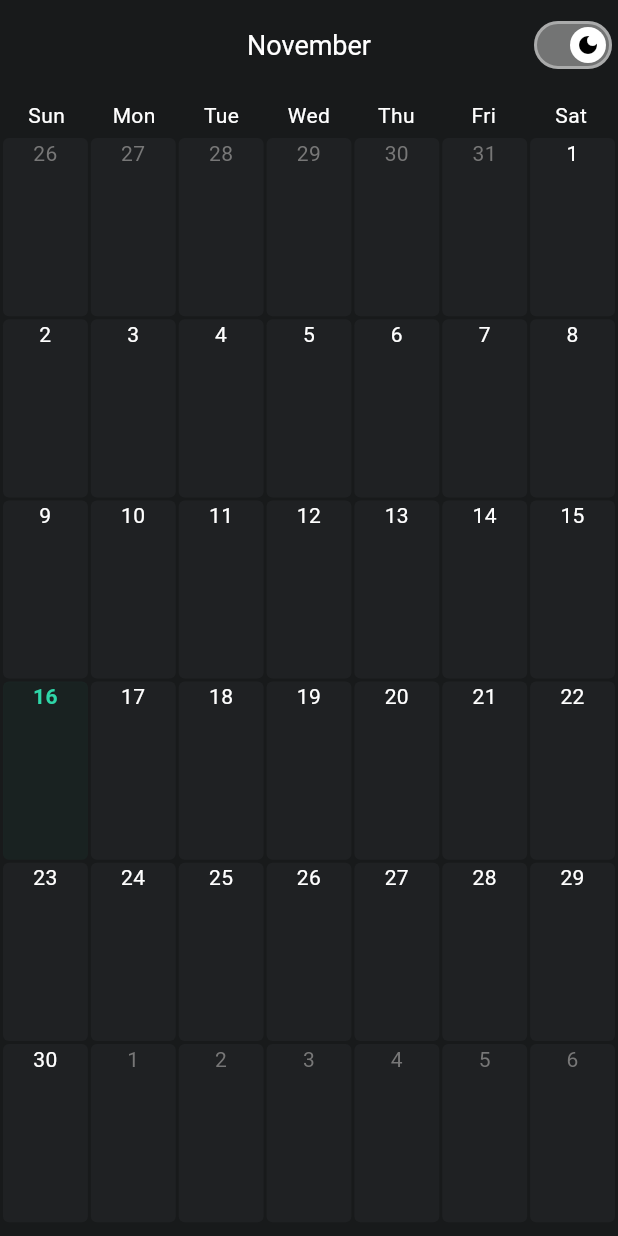
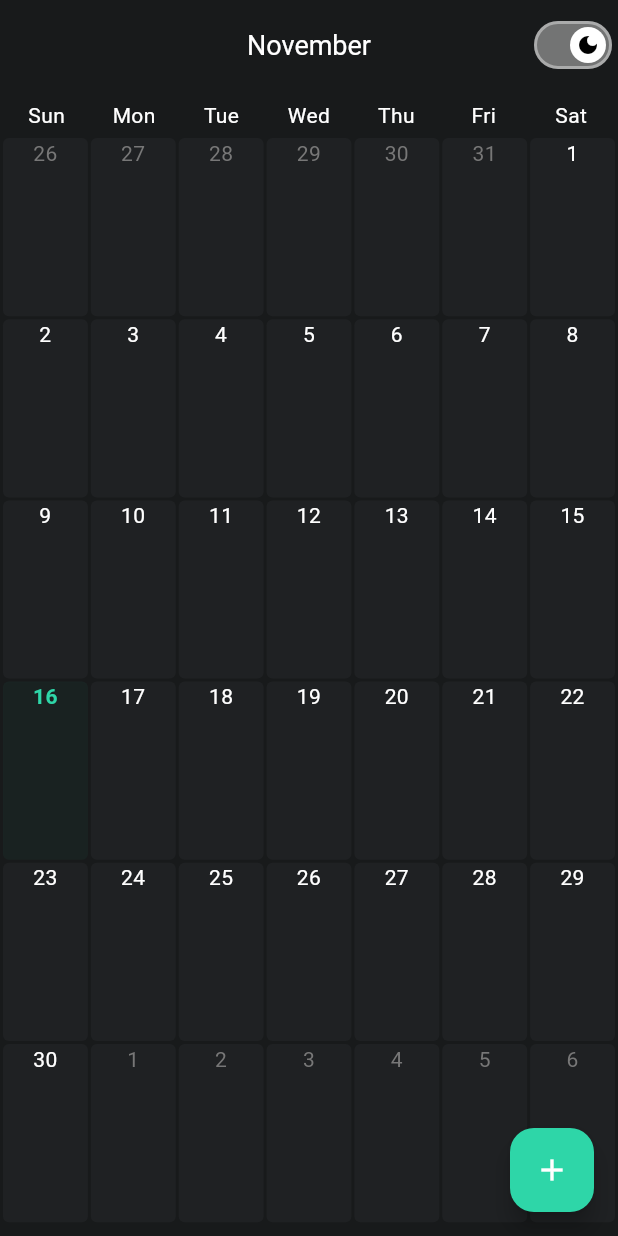
Before and after one commit to trieu-dev/watch-my-cash-flow, a Flutter app: the screen it shows after launch, on a phone screen of 412 x 824 dp. Run offline on Flutter 3.47's test engine with Material 3 defaults, Android fonts, the phone set to English and light mode, and no system bars; our stand-ins replace drift, get; missing offline and left inert: nanoid2; accounts and stored records are empty; generated files the repository leaves out were written again.

Commit message:
Update database and layout of the entries

```diff
--- /dev/null
+++ b/watch_my_cash_flow/devtools_options.yaml
@@ -0,0 +1,3 @@
+description: This file stores settings for Dart & Flutter DevTools.
+documentation: https://docs.flutter.dev/tools/devtools/extensions#configure-extension-enablement-states
+extensions:
--- /dev/null
+++ b/watch_my_cash_flow/lib/data/model/cash_flow_entry.dart
@@ -0,0 +1,25 @@
+class CashFlowEntry {
+  final String id;
+  final DateTime date;
+  final double amount;
+  final String categoryId;
+  final String? note;
+
+  CashFlowEntry({
+    required this.id,
+    required this.date,
+    required this.amount,
+    required this.categoryId,
+    this.note,
+  });
+
+  factory CashFlowEntry.fromMap(Map<String, dynamic> map) {
+    return CashFlowEntry(
+      id: map['id'],
+      date: DateTime.parse(map['date']),
+      amount: map['amount'],
+      categoryId: map['categoryId'],
+      note: map['note'],
+    );
+  }
+}
--- a/watch_my_cash_flow/lib/main.dart
+++ b/watch_my_cash_flow/lib/main.dart
@@ -1,8 +1,10 @@
 import 'package:flutter/material.dart';
 import 'package:get/get.dart';
+import 'package:watch_my_cash_flow/data/database/app_database.dart';
 import 'package:watch_my_cash_flow/main_page.dart';
 
 void main() {
+  initDatabase();
   runApp(const MyApp());
 }
 
@@ -15,19 +17,40 @@ class MyApp extends StatelessWidget {
     return GetMaterialApp(
       title: 'Flutter Demo',
       darkTheme: ThemeData(
-        brightness: Brightness.dark,
-        scaffoldBackgroundColor: Color(0xFF181A1B),
         appBarTheme: AppBarTheme(
           backgroundColor: Color(0xFF181A1B),
           centerTitle: true,
           titleTextStyle: TextStyle(color: Colors.white, fontSize: 18)
         ),
+        brightness: Brightness.dark,
         cardTheme: CardTheme(
           color: Color(0xFF1F2123),
           margin: EdgeInsets.all(0),
           elevation: .2,
           shadowColor: Colors.black.withAlpha(20),
         ),
+        datePickerTheme: DatePickerThemeData(
+          shape: RoundedRectangleBorder(borderRadius: BorderRadius.circular(16)),
+          backgroundColor: Color(0xFF1F2123),
+        ),
+        colorScheme: ColorScheme.dark(
+          primary: const Color(0xFF2ED6A8),
+          onPrimary: Colors.black,
+          secondary: const Color(0xFF2ED6A8),
+          onSecondary: Colors.black,
+          surface: const Color(0xFFE3E3E3),      // day in month text
+          surfaceContainerHighest: const Color(0xFF777777), // day NOT in month text
+        ),
+        dialogTheme: DialogThemeData(
+          shape: RoundedRectangleBorder(borderRadius: BorderRadius.circular(16)),
+          backgroundColor: Color(0xFF181A1B),
+        ),
+        dropdownMenuTheme: DropdownMenuThemeData(
+          menuStyle: MenuStyle(
+            backgroundColor: WidgetStatePropertyAll(Color(0xFF1F2123)),
+          ),
+        ),
+        scaffoldBackgroundColor: Color(0xFF181A1B),
         switchTheme: SwitchThemeData(
           thumbColor: WidgetStatePropertyAll(Color(0xFFFFFFFF)),
           trackColor: WidgetStatePropertyAll(Color(0xFFFFFFFF).withAlpha(100)),
@@ -45,30 +68,42 @@ class MyApp extends StatelessWidget {
           // displayMedium: TextStyle(color: Colors.white),
           // displayLarge: TextStyle(color: Colors.white),
         ),
-        colorScheme: ColorScheme.dark(
-          primary: const Color(0xFF2ED6A8),
-          onPrimary: Colors.black,
-          secondary: const Color(0xFF2ED6A8),
-          onSecondary: Colors.black,
-          surface: const Color(0xFFE3E3E3),      // day in month text
-          surfaceContainerHighest: const Color(0xFF777777), // day NOT in month text
-        ),
         useMaterial3: true,
       ),
       theme: ThemeData(
-        brightness: Brightness.light,
         appBarTheme: AppBarTheme(
           backgroundColor: Color(0xFFFFFFFF),
           centerTitle: true,
           titleTextStyle: TextStyle(color: Color(0xFF111111), fontSize: 18)
         ),
-        scaffoldBackgroundColor: Color(0xFFF8F9FA),
+        brightness: Brightness.light,
         cardTheme: CardTheme(
           color: Color(0xFFFFFFFF),
           margin: EdgeInsets.all(0),
           elevation: .2,
           shadowColor: Colors.grey.withAlpha(20),
         ),
+        colorScheme: ColorScheme.light(
+          primary: const Color(0xFF008940), // seed color
+          onPrimary: Colors.white,
+          secondary: const Color(0xFF009A88),
+          onSecondary: Colors.white,
+          surface: Colors.white,
+          onSurface: const Color(0xFF111111),          // day in month text
+          surfaceContainerHighest: const Color(0xFFAAAAAA),     // day NOT in month text
+        ),
+        dialogTheme: DialogThemeData(
+          backgroundColor: Color(0xFFFFFFFF),
+        ),
+        dropdownMenuTheme: DropdownMenuThemeData(
+          menuStyle: MenuStyle(
+            backgroundColor: WidgetStatePropertyAll(Color(0xFFFFFFFF)),
+          ),
+        ),
+        inputDecorationTheme: InputDecorationTheme(
+          hintStyle: TextStyle(color: Color(0xFF111111).withAlpha(150)),
+        ),
+        scaffoldBackgroundColor: Color(0xFFF8F9FA),
         switchTheme: SwitchThemeData(
           thumbColor: WidgetStatePropertyAll(Color(0xFF111111)),
           trackColor: WidgetStatePropertyAll(Color(0xFF111111).withAlpha(100)),
@@ -86,15 +121,6 @@ class MyApp extends StatelessWidget {
           // displayMedium: TextStyle(color: Colors.white),
           // displayLarge: TextStyle(color: Colors.white),
         ),
-        colorScheme: ColorScheme.light(
-          primary: const Color(0xFF008940), // seed color
-          onPrimary: Colors.white,
-          secondary: const Color(0xFF009A88),
-          onSecondary: Colors.white,
-          surface: Colors.white,
-          onSurface: const Color(0xFF111111),          // day in month text
-          surfaceContainerHighest: const Color(0xFFAAAAAA),     // day NOT in month text
-        ),
         useMaterial3: true,
       ),
       themeMode: ThemeMode.dark,
--- a/watch_my_cash_flow/lib/main_page.dart
+++ b/watch_my_cash_flow/lib/main_page.dart
@@ -3,6 +3,9 @@
 import 'package:flutter/material.dart';
 import 'package:get/get.dart';
 import 'package:intl/intl.dart';
+import 'package:watch_my_cash_flow/add_cash_flow_entry.dart';
+import 'package:watch_my_cash_flow/data/model/cash_flow_entry.dart';
+import 'package:watch_my_cash_flow/utils/money_text_formatter.dart';
 
 class MainPage extends StatefulWidget {
   const MainPage({super.key});
@@ -15,6 +18,9 @@ class _MainPageState extends State<MainPage> {
   DateTime month = DateTime(DateTime.now().year, DateTime.now().month);
   bool isDarkMode = true;
   final PageController _pageController = PageController(initialPage: 5000);
+
+  List<CashFlowEntry> cashFlowEntries = [];
+  Map<DateTime, List<CashFlowEntry>> mDate2Entries = {};
 
   DateTime monthFromIndex(int pageIndex) {
     return DateTime(
@@ -62,18 +68,44 @@ class _MainPageState extends State<MainPage> {
           controller: _pageController,
           itemBuilder: (context, index) {
             final month = monthFromIndex(index);
-            return MonthCalendar(month: month); // your existing month grid
+            return MonthCalendar(month: month, mDate2Entries: mDate2Entries); // your existing month grid
           },
         )
-      )
+      ),
+      floatingActionButton: addEntryButton(),
+    );
+  }
+
+  Widget addEntryButton() {
+    return FloatingActionButton(
+      onPressed: () async {
+        final result = await showDialog<CashFlowEntry>(
+          context: context,
+          builder: (context) => AddCashFlowEntryDialog(),
+        );
+
+        if (result != null) {
+          // cashFlowEntries.add(result);
+          mDate2Entries.putIfAbsent(
+            DateTime(result.date.year, result.date.month, result.date.day),
+            () => []
+          ).add(result);
+          setState(() {});
+          // save to database, state, etc.
+          print("Saved: ${result.amount}");
+        }
+      },
+      backgroundColor: Get.theme.colorScheme.primary,
+      child: const Icon(Icons.add, color: Colors.white),
     );
   }
 }
 
 class MonthCalendar extends StatelessWidget {
   final DateTime month;
+  final Map<DateTime, List<CashFlowEntry>> mDate2Entries;
 
-  const MonthCalendar({super.key, required this.month});
+  const MonthCalendar({super.key, required this.month, required this.mDate2Entries});
 
 
   @override
@@ -142,13 +174,16 @@ class MonthCalendar extends StatelessWidget {
                 final day = days[index];
                 final isToday = isSameDate(day, DateTime.now());
                 final isCurrentMonth = day.month == month.month;
+                final entries = (mDate2Entries[day]??[]);
 
                 return Card(
                   shape: RoundedRectangleBorder(borderRadius: BorderRadius.circular(4)),
                   color: isToday
                       ? Get.theme.colorScheme.primary.withValues(alpha: .05)
                       : Get.theme.cardTheme.color,
-                  child: Text(
+                  child: Column(
+                    children: [
+                      Text(
                         "${day.day}",
                         textAlign: TextAlign.center,
                         style: TextStyle(
@@ -156,6 +191,28 @@ class MonthCalendar extends StatelessWidget {
                           fontWeight: isToday ? FontWeight.bold : FontWeight.normal,
                         ),
                       ),
+                      ...entries.map((e) {
+                        return Container(
+                          width: double.infinity,
+                          decoration: BoxDecoration(
+                            borderRadius: BorderRadius.circular(4),
+                            border: Border.all(
+                              color: Get.theme.colorScheme.primary,
+                            ),
+                          ),
+                          padding: EdgeInsets.all(2),
+                          child: Text(
+                            formatter.format(e.amount),
+                            style: TextStyle(
+                              fontSize: 12,
+                              height: 1,
+                              color: Get.theme.colorScheme.primary,
+                            ),
+                          ),
+                        ).marginOnly(top: 2);
+                      }),
+                    ],
+                  ),
                 );
               },
             ))
```
Also changed, not shown: watch_my_cash_flow/lib/add_cash_flow_entry.dart (added, +184 -0 lines), watch_my_cash_flow/lib/data/database/app_database.dart (added, +58 -0 lines), watch_my_cash_flow/lib/data/database/dao/category_dao.dart (added, +21 -0 lines), watch_my_cash_flow/lib/data/database/dao/entry_dao.dart (added, +25 -0 lines), watch_my_cash_flow/lib/data/model/account.dart (added, +11 -0 lines), watch_my_cash_flow/lib/data/model/budget.dart (added, +13 -0 lines), watch_my_cash_flow/lib/data/model/category.dart (added, +26 -0 lines), watch_my_cash_flow/lib/utils/money_text_formatter.dart (added, +26 -0 lines), watch_my_cash_flow/pubspec.yaml (+9 -0 lines), watch_my_cash_flow/lib/data/database/app_database.g.dart (added), watch_my_cash_flow/lib/data/database/dao/category_dao.g.dart (added), watch_my_cash_flow/lib/data/database/dao/entry_dao.g.dart (added), watch_my_cash_flow/pubspec.lock, 6 other files.
